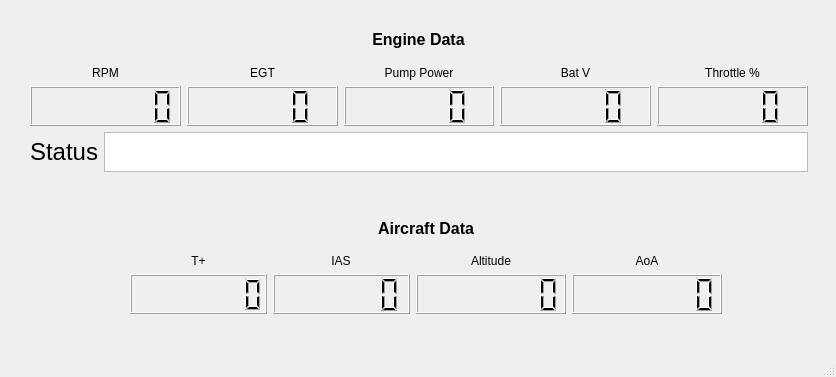
Qt form TelemGUI/TelemGUI.ui (Xorgon/RAPTA) before a commit.
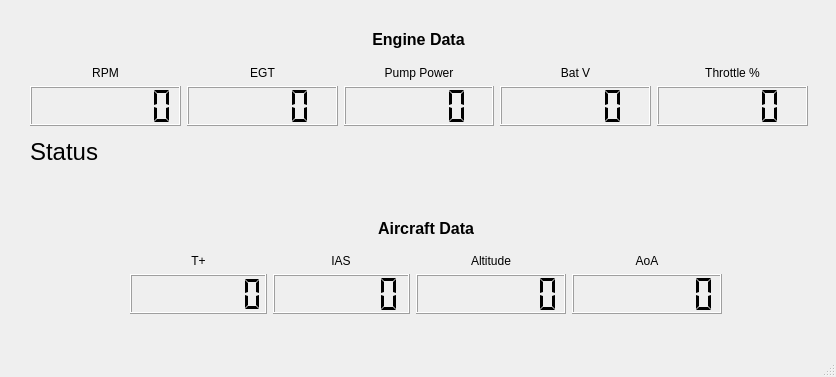
The same form after that commit. Icons and pictures are not drawn.

Commit message: Minor TelemGUI formatting changes.

Patch:
```diff
--- a/TelemGUI/TelemGUI.ui
+++ b/TelemGUI/TelemGUI.ui
@@ -35,6 +35,12 @@
    <iconset>
     <normaloff>icon.png</normaloff>icon.png</iconset>
   </property>
+  <property name="iconSize">
+   <size>
+    <width>64</width>
+    <height>64</height>
+   </size>
+  </property>
   <widget class="QWidget" name="centralwidget">
    <widget class="QWidget" name="verticalLayoutWidget_2">
     <property name="geometry">
@@ -100,6 +106,9 @@
          <property name="digitCount">
           <number>7</number>
          </property>
+         <property name="segmentStyle">
+          <enum>QLCDNumber::Flat</enum>
+         </property>
         </widget>
        </item>
        <item row="1" column="2">
@@ -119,6 +128,9 @@
          <property name="digitCount">
           <number>7</number>
          </property>
+         <property name="segmentStyle">
+          <enum>QLCDNumber::Flat</enum>
+         </property>
         </widget>
        </item>
        <item row="1" column="1">
@@ -138,6 +150,9 @@
          <property name="digitCount">
           <number>6</number>
          </property>
+         <property name="segmentStyle">
+          <enum>QLCDNumber::Flat</enum>
+         </property>
         </widget>
        </item>
        <item row="0" column="1" alignment="Qt::AlignHCenter">
@@ -207,6 +222,9 @@
          <property name="digitCount">
           <number>7</number>
          </property>
+         <property name="segmentStyle">
+          <enum>QLCDNumber::Flat</enum>
+         </property>
         </widget>
        </item>
        <item row="0" column="0">
@@ -321,6 +339,9 @@
          <property name="digitCount">
           <number>7</number>
          </property>
+         <property name="segmentStyle">
+          <enum>QLCDNumber::Flat</enum>
+         </property>
         </widget>
        </item>
        <item row="0" column="4">
@@ -359,6 +380,9 @@
            <height>40</height>
           </size>
          </property>
+         <property name="segmentStyle">
+          <enum>QLCDNumber::Flat</enum>
+         </property>
         </widget>
        </item>
        <item row="1" column="1">
@@ -375,6 +399,9 @@
            <height>40</height>
           </size>
          </property>
+         <property name="segmentStyle">
+          <enum>QLCDNumber::Flat</enum>
+         </property>
         </widget>
        </item>
        <item row="0" column="0">
@@ -413,6 +440,9 @@
            <height>40</height>
           </size>
          </property>
+         <property name="segmentStyle">
+          <enum>QLCDNumber::Flat</enum>
+         </property>
         </widget>
        </item>
        <item row="0" column="1">
@@ -451,6 +481,9 @@
            <height>40</height>
           </size>
          </property>
+         <property name="segmentStyle">
+          <enum>QLCDNumber::Flat</enum>
+         </property>
         </widget>
        </item>
       </layout>
@@ -473,7 +506,10 @@
           </size>
          </property>
          <property name="styleSheet">
-          <string notr="true">font: 16pt &quot;MS Shell Dlg 2&quot;;</string>
+          <string notr="true">font: 16pt &quot;MS Shell Dlg 2&quot;;
+border-color: rgb(172, 172, 172);
+background-color: rgba(255, 255, 255, 0);
+selection-color: rgb(122, 122, 122);</string>
          </property>
          <property name="html">
           <string>&lt;!DOCTYPE HTML PUBLIC &quot;-//W3C//DTD HTML 4.0//EN&quot; &quot;http://www.w3.org/TR/REC-html40/strict.dtd&quot;&gt;
```
Left out of the diff: 3 changed lines with no effect on the pictures. The commit also changes 1 other file.
